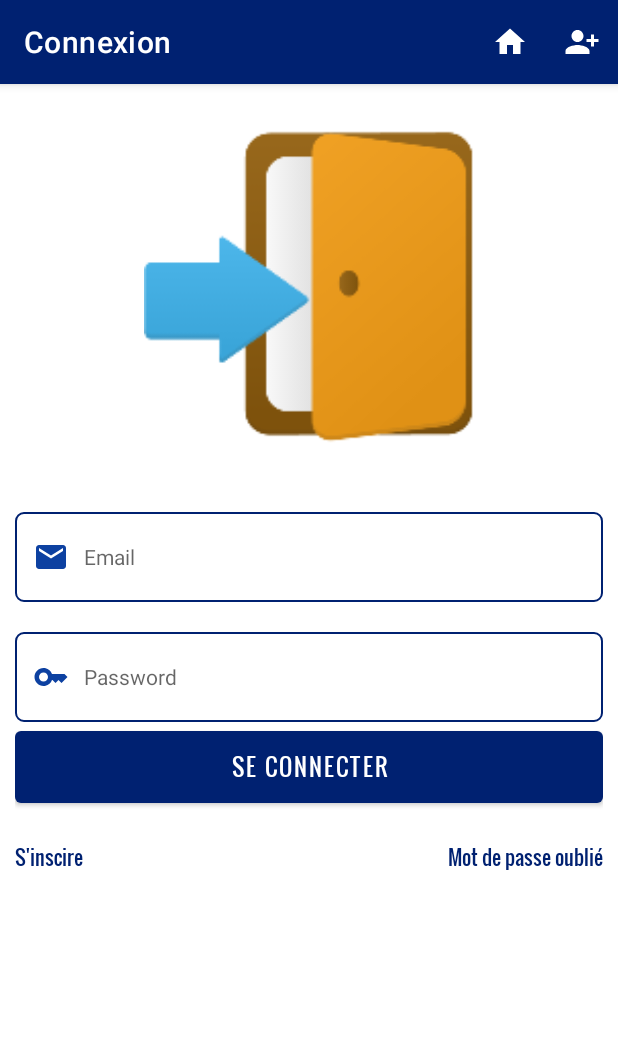
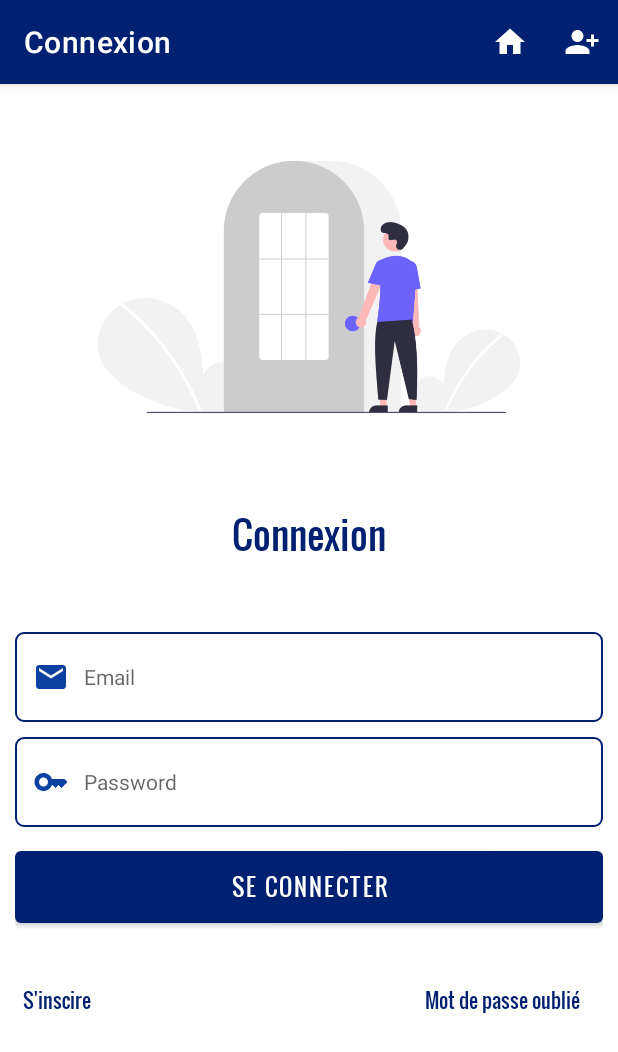
Before and after one commit to LeGeekDiallo/YenguemaApp, an Android app: the LogInActivity screen opened directly, with no data from a screen before it, on a phone screen of 412 x 824 dp. Shown: the top 1052 px of the screen. Run offline under Robolectric (Android 15) with nearby library versions, the phone set to English and light mode, and no system bars.

Commit message:
login UI

```diff
--- a/app/src/main/res/layout/activity_log_in.xml
+++ b/app/src/main/res/layout/activity_log_in.xml
@@ -17,20 +17,32 @@
                 android:layout_width="match_parent"
                 android:layout_height="220dp"
                 android:layout_marginTop="25dp"
-                android:src="@mipmap/new_user_foreground"
+                android:src="@drawable/login"
                 app:layout_constraintLeft_toLeftOf="parent"
-                app:layout_constraintRight_toRightOf="parent"
+                app:layout_constraintStart_toStartOf="parent"
                 app:layout_constraintTop_toTopOf="parent" />
-            <RelativeLayout
+
+            <TextView
+                android:layout_width="match_parent"
+                android:layout_height="wrap_content"
+                app:layout_constraintTop_toBottomOf="@id/login_img"
+                app:layout_constraintStart_toStartOf="parent"
+                app:layout_constraintEnd_toEndOf="parent"
+                android:text="@string/login_txt"
+                android:layout_marginTop="35dp"
+                android:id="@+id/login_txt"
+                style="@style/HomeTitle"/>
+            <androidx.constraintlayout.widget.ConstraintLayout
                 android:id="@+id/login_input"
                 android:layout_width="match_parent"
                 android:layout_height="wrap_content"
-                android:layout_marginTop="30dp"
+                android:layout_marginTop="35dp"
                 android:padding="10dp"
-                app:layout_constraintLeft_toLeftOf="parent"
-                app:layout_constraintRight_toRightOf="parent"
-                app:layout_constraintTop_toBottomOf="@+id/login_img">
+                app:layout_constraintStart_toStartOf="parent"
+                app:layout_constraintEnd_toEndOf="parent"
+                app:layout_constraintTop_toBottomOf="@+id/login_txt">
                 <EditText
+                    app:layout_constraintTop_toTopOf="parent"
                     android:id="@+id/user_email"
                     android:layout_width="match_parent"
                     android:layout_height="60dp"
@@ -42,11 +54,13 @@
                     android:drawablePadding="10dp"
                     android:paddingStart="12dp"
                     android:paddingEnd="12dp"
-                    android:textSize="14sp" />
+                    android:textSize="14sp"
+                    android:autofillHints="useremail" />
                 <EditText
+                    app:layout_constraintTop_toBottomOf="@+id/user_email"
                     android:id="@+id/user_password"
                     android:layout_width="match_parent"
-                    android:layout_marginTop="80dp"
+                    android:layout_marginTop="10dp"
                     android:layout_height="60dp"
                     android:textSize="14sp"
                     android:ems="10"
@@ -57,27 +71,29 @@
                     android:drawablePadding="10dp"
                     android:paddingStart="12dp"
                     android:paddingEnd="12dp" />
-
                 <Button
+                    app:layout_constraintTop_toBottomOf="@+id/user_password"
                     android:id="@+id/login_btn"
                     style="@style/ServicesItem"
                     android:layout_width="match_parent"
                     android:layout_height="60dp"
-                    android:layout_marginTop="140dp"
+                    android:layout_marginTop="10dp"
                     android:text="@string/LogIn" />
-            </RelativeLayout>
+            </androidx.constraintlayout.widget.ConstraintLayout>
+
             <TextView
+                android:id="@+id/new_user"
+                style="@style/LogInText"
                 android:layout_width="wrap_content"
                 android:layout_height="wrap_content"
-                android:id="@+id/new_user"
+                android:layout_marginTop="10dp"
+                android:clickable="true"
                 android:focusable="true"
-                android:clickable="true"
+                android:minHeight="48dp"
+                android:padding="15dp"
                 android:text="@string/new_user"
-                android:layout_marginTop="10dp"
                 app:layout_constraintLeft_toLeftOf="parent"
-                android:layout_marginStart="10dp"
-                app:layout_constraintTop_toBottomOf="@+id/login_input"
-                style="@style/LogInText"/>
+                app:layout_constraintTop_toBottomOf="@+id/login_input" />
             <TextView
                 android:layout_width="wrap_content"
                 android:layout_height="wrap_content"
@@ -86,6 +102,7 @@
                 android:focusable="true"
                 android:text="@string/forget_passwd"
                 android:layout_marginTop="10dp"
+                android:padding="15dp"
                 style="@style/LogInText"
                 android:textAlignment="textEnd"
                 android:layout_marginEnd="10dp"
--- a/app/src/main/res/values/strings.xml
+++ b/app/src/main/res/values/strings.xml
@@ -36,4 +36,5 @@
     <string name="user_email_shared">USER_EMAIL_SHARED</string>
     <string name="user_passwd_shared">USER_PASSWORD_SHARED</string>
     <string name="profile">Profile</string>
+    <string name="login_txt">Connexion</string>
 </resources>
```
Also changed, not shown: app/src/main/res/drawable/login.png (added), 1 other file.
